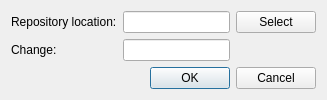
The window that src/plugins/git/changeselectiondialog.ui (qt-creator/qt-creator) describes before a commit, drawn with Qt 5.
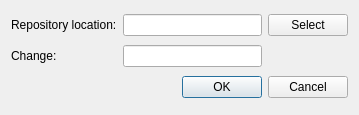
The same window after the commit.

Commit message: VCS[git]: Fix change dialog.

The edit to the form file:
```diff
--- a/src/plugins/git/changeselectiondialog.ui
+++ b/src/plugins/git/changeselectiondialog.ui
@@ -6,13 +6,13 @@
    <rect>
     <x>0</x>
     <y>0</y>
-    <width>327</width>
-    <height>91</height>
+    <width>359</width>
+    <height>115</height>
    </rect>
   </property>
   <layout class="QGridLayout" name="gridLayout">
    <property name="sizeConstraint">
-    <enum>QLayout::SetMinAndMaxSize</enum>
+    <enum>QLayout::SetDefaultConstraint</enum>
    </property>
    <item row="0" column="0">
     <widget class="QLabel" name="label">
```
The commit also changes 1 other file.
